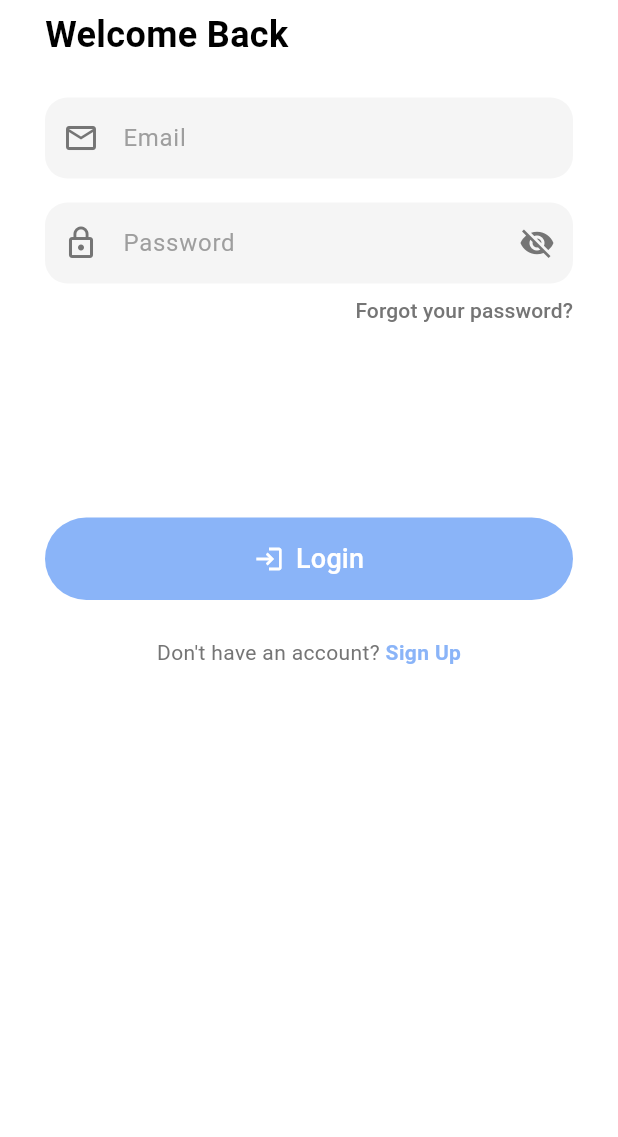
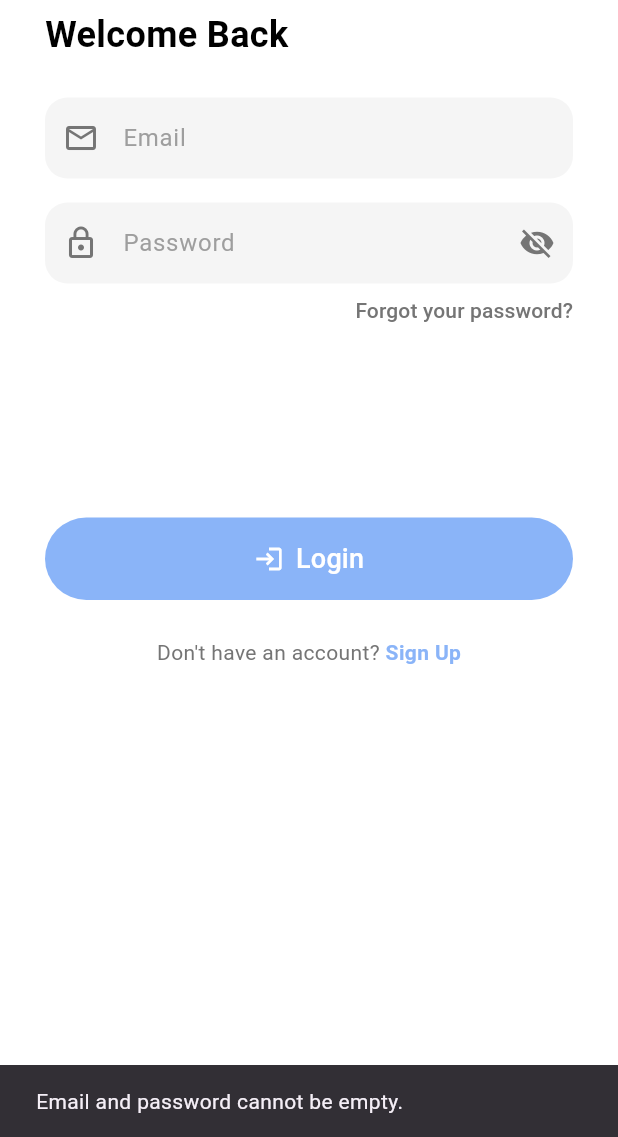
Before and after one commit to mohammad0234/Fitness-Tracker-App, a Flutter app: the LoginPage screen opened by its route, after a tap on "Login", on a phone screen of 412 x 824 dp, the part 99-1236 px from its top. Run offline on Flutter 3.47's test engine with Material 3 defaults, Android fonts, the phone set to English and light mode, and no system bars; our stand-ins replace firebase_auth, firebase_core; accounts and stored records are empty.

Commit message:
Login page updated with firebase authentication

```diff
--- a/fitjourney/lib/screens/login_page.dart
+++ b/fitjourney/lib/screens/login_page.dart
@@ -1,4 +1,5 @@
 import 'package:flutter/material.dart';
+import 'package:firebase_auth/firebase_auth.dart';
 
 class LoginPage extends StatefulWidget {
   const LoginPage({super.key});
@@ -8,9 +9,49 @@ class LoginPage extends StatefulWidget {
 }
 
 class _LoginPageState extends State<LoginPage> {
+  // Controllers for email and password input fields
   final TextEditingController _emailController = TextEditingController();
   final TextEditingController _passwordController = TextEditingController();
+
+  // Controls whether the password is obscured
   bool _obscurePassword = true;
+
+  /// Attempts to sign in the user using Firebase Authentication.
+  Future<void> _login() async {
+    final String email = _emailController.text.trim();
+    final String password = _passwordController.text.trim();
+
+    // Validate inputs
+    if (email.isEmpty || password.isEmpty) {
+      _showError("Email and password cannot be empty.");
+      return;
+    }
+
+    try {
+      // Sign in with email and password
+      UserCredential userCredential = await FirebaseAuth.instance
+          .signInWithEmailAndPassword(email: email, password: password);
+
+      // Optionally: show a success message
+      ScaffoldMessenger.of(context).showSnackBar(
+        const SnackBar(content: Text("Login successful!")),
+      );
+
+      // Navigate to the home screen (make sure a route for '/home' exists)
+      Navigator.pushReplacementNamed(context, '/home');
+    } on FirebaseAuthException catch (e) {
+      _showError(e.message ?? "An error occurred during login.");
+    } catch (e) {
+      _showError(e.toString());
+    }
+  }
+
+  /// Displays an error message using a SnackBar.
+  void _showError(String message) {
+    ScaffoldMessenger.of(context).showSnackBar(
+      SnackBar(content: Text(message)),
+    );
+  }
 
   @override
   Widget build(BuildContext context) {
@@ -22,7 +63,7 @@ class _LoginPageState extends State<LoginPage> {
           child: Column(
             crossAxisAlignment: CrossAxisAlignment.start,
             children: [
-              /// Header text: "Hey there," and "Welcome Back"
+              // Header text: "Hey there," and "Welcome Back"
               Text(
                 'Hey there,',
                 style: TextStyle(
@@ -42,7 +83,7 @@ class _LoginPageState extends State<LoginPage> {
               ),
               const SizedBox(height: 25),
 
-              /// EMAIL FIELD
+              // EMAIL FIELD
               Container(
                 decoration: BoxDecoration(
                   color: Colors.grey.shade100,
@@ -62,7 +103,7 @@ class _LoginPageState extends State<LoginPage> {
               ),
               const SizedBox(height: 16),
 
-              /// PASSWORD FIELD
+              // PASSWORD FIELD
               Container(
                 decoration: BoxDecoration(
                   color: Colors.grey.shade100,
@@ -92,12 +133,12 @@ class _LoginPageState extends State<LoginPage> {
                 ),
               ),
 
-              /// Forgot Password Link
+              // Forgot Password Link (optional)
               Align(
                 alignment: Alignment.centerRight,
                 child: TextButton(
                   onPressed: () {
-                    // Handle forgot password
+                    // Handle forgot password if desired.
                   },
                   style: TextButton.styleFrom(
                     minimumSize: Size.zero,
@@ -116,7 +157,7 @@ class _LoginPageState extends State<LoginPage> {
 
               const SizedBox(height: 120), // Spacer to push login button down
 
-              /// LOGIN BUTTON
+              // LOGIN BUTTON
               SizedBox(
                 width: double.infinity,
                 height: 55,
@@ -128,16 +169,13 @@ class _LoginPageState extends State<LoginPage> {
                       borderRadius: BorderRadius.circular(28),
                     ),
                   ),
-                  onPressed: () {
-                    // TODO: Implement login logic
-                    debugPrint("Login tapped");
-                  },
+                  onPressed: _login, // Call the login function
                   child: Row(
                     mainAxisAlignment: MainAxisAlignment.center,
                     children: [
                       Icon(Icons.login, color: Colors.white, size: 20),
-                      SizedBox(width: 8),
-                      Text(
+                      const SizedBox(width: 8),
+                      const Text(
                         'Login',
                         style: TextStyle(
                           fontSize: 18,
@@ -152,7 +190,7 @@ class _LoginPageState extends State<LoginPage> {
 
               const SizedBox(height: 25),
 
-              // Add "Don't have an account?" text with Sign Up button
+              // "Don't have an account?" with Sign Up button
               Row(
                 mainAxisAlignment: MainAxisAlignment.center,
                 children: [
--- a/fitjourney/pubspec.yaml
+++ b/fitjourney/pubspec.yaml
@@ -36,6 +36,7 @@ dependencies:
 
   firebase_core: ^2.32.0
   firebase_auth: ^4.16.0
+
 
 dependency_overrides:
   firebase_auth_web: ^5.8.14
```
